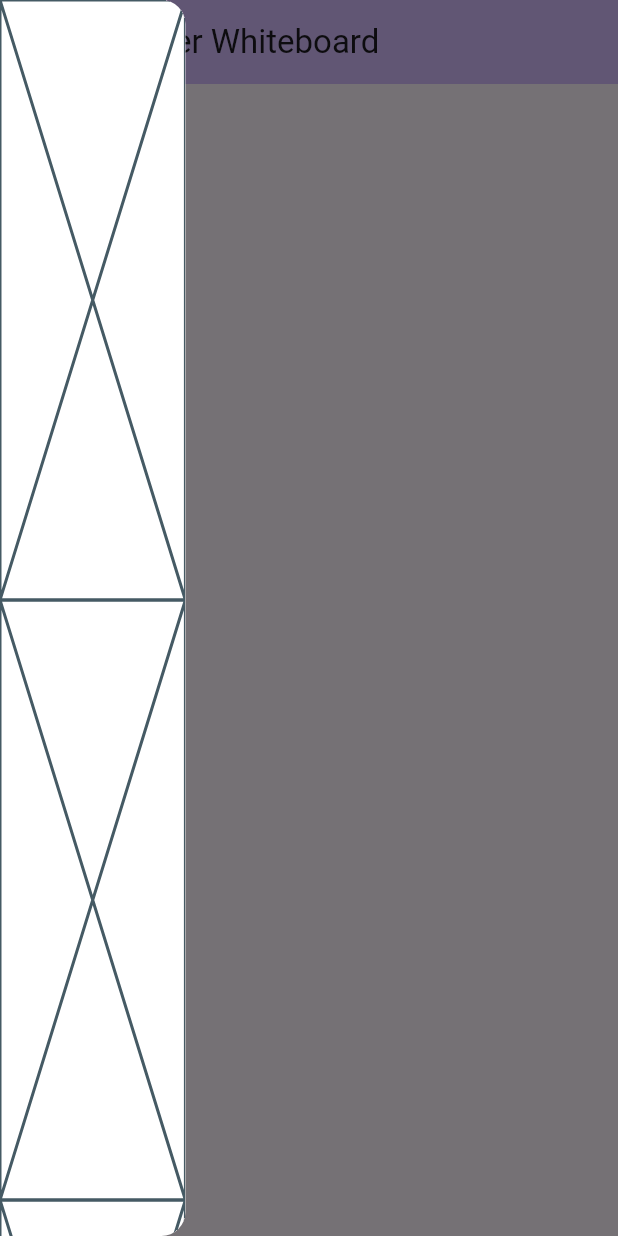
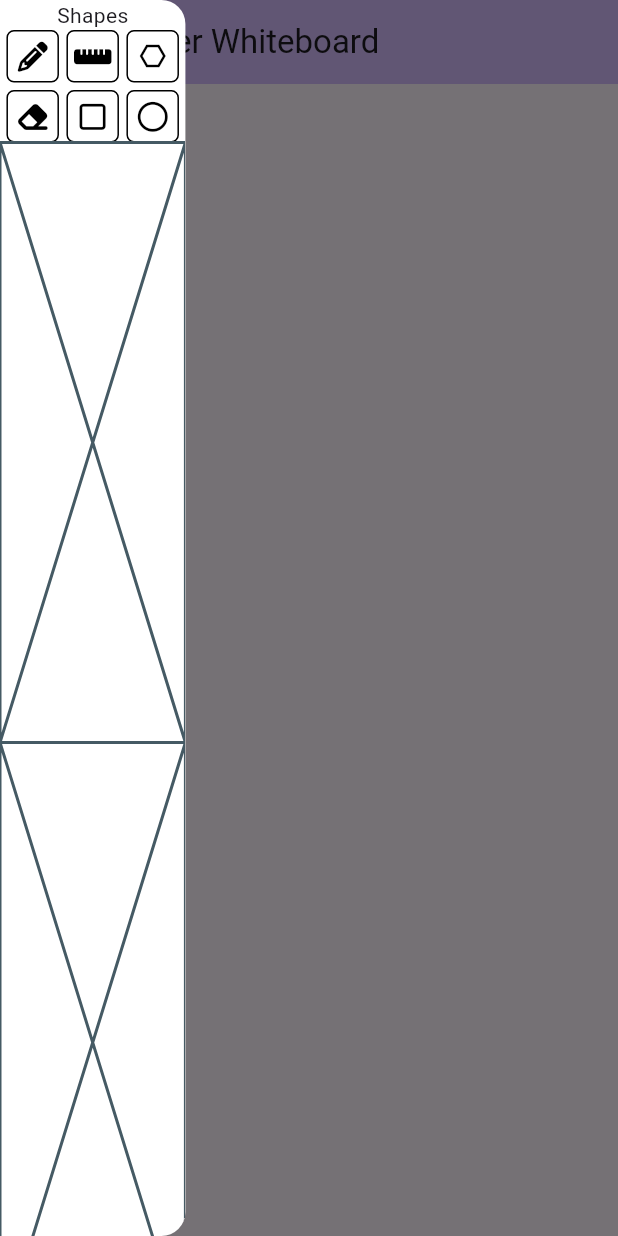
Before and after one commit to rbharath99/flutter_canvas, a Flutter app: the screen it shows after launch, with the side drawer open, on a phone screen of 412 x 824 dp. Run offline on Flutter 3.47's test engine with Material 3 defaults, Android fonts, the phone set to English and light mode, and no system bars; our stand-ins replace font_awesome_flutter.

Commit message:
feat: tool selector ui

```diff
--- a/lib/views/canvas_options/canvas_options.dart
+++ b/lib/views/canvas_options/canvas_options.dart
@@ -1,4 +1,5 @@
 import 'package:flutter/material.dart';
+import 'package:flutter_canvas/views/canvas_options/widgets/tool_selector.dart';
 
 class CanvasOptions extends StatelessWidget {
   const CanvasOptions({super.key});
@@ -13,7 +14,7 @@ class CanvasOptions extends StatelessWidget {
       child: const Column(
         mainAxisAlignment: MainAxisAlignment.spaceAround,
         children: [
-          Placeholder(),
+          ToolSelector(),
           Placeholder(),
           Placeholder(),
         ],
--- /dev/null
+++ b/lib/views/canvas_options/widgets/tool_box.dart
@@ -0,0 +1,42 @@
+import 'package:flutter/material.dart';
+
+class ToolBox extends StatelessWidget {
+  const ToolBox({
+    super.key,
+    required this.iconData,
+    required this.tooltip,
+  });
+
+  final IconData iconData;
+  final String tooltip;
+
+  @override
+  Widget build(BuildContext context) {
+    return MouseRegion(
+      cursor: SystemMouseCursors.click,
+      child: GestureDetector(
+        onTap: () {},
+        child: Container(
+          height: 35,
+          width: 35,
+          decoration: BoxDecoration(
+            border: Border.all(
+              color: Colors.black,
+            ),
+            borderRadius: const BorderRadius.all(
+              Radius.circular(5),
+            ),
+          ),
+          child: Tooltip(
+            message: tooltip,
+            child: Icon(
+              iconData,
+              color: Colors.black,
+              size: 20,
+            ),
+          ),
+        ),
+      ),
+    );
+  }
+}
--- /dev/null
+++ b/lib/views/canvas_options/widgets/tool_selector.dart
@@ -0,0 +1,47 @@
+import 'package:flutter/material.dart';
+import 'package:flutter_canvas/views/canvas_options/widgets/tool_box.dart';
+import 'package:font_awesome_flutter/font_awesome_flutter.dart';
+
+class ToolSelector extends StatelessWidget {
+  const ToolSelector({super.key});
+
+  @override
+  Widget build(BuildContext context) {
+    return const Column(
+      children: [
+        Text('Shapes'),
+        Wrap(
+          alignment: WrapAlignment.center,
+          spacing: 5,
+          runSpacing: 5,
+          children: [
+            ToolBox(
+              iconData: FontAwesomeIcons.pencil,
+              tooltip: 'Pencil',
+            ),
+            ToolBox(
+              iconData: FontAwesomeIcons.rulerHorizontal,
+              tooltip: 'Line',
+            ),
+            ToolBox(
+              iconData: Icons.hexagon_outlined,
+              tooltip: 'Polygon',
+            ),
+            ToolBox(
+              iconData: FontAwesomeIcons.eraser,
+              tooltip: 'Eraser',
+            ),
+            ToolBox(
+              iconData: FontAwesomeIcons.square,
+              tooltip: 'Square',
+            ),
+            ToolBox(
+              iconData: FontAwesomeIcons.circle,
+              tooltip: 'Circle',
+            ),
+          ],
+        ),
+      ],
+    );
+  }
+}
--- a/pubspec.yaml
+++ b/pubspec.yaml
@@ -37,6 +37,7 @@ dependencies:
   cupertino_icons: ^1.0.2
   flutter_bloc: ^8.1.3
   equatable: ^2.0.5
+  font_awesome_flutter: ^10.6.0
 
 dev_dependencies:
   flutter_test:
```
Also changed, not shown: pubspec.lock.
